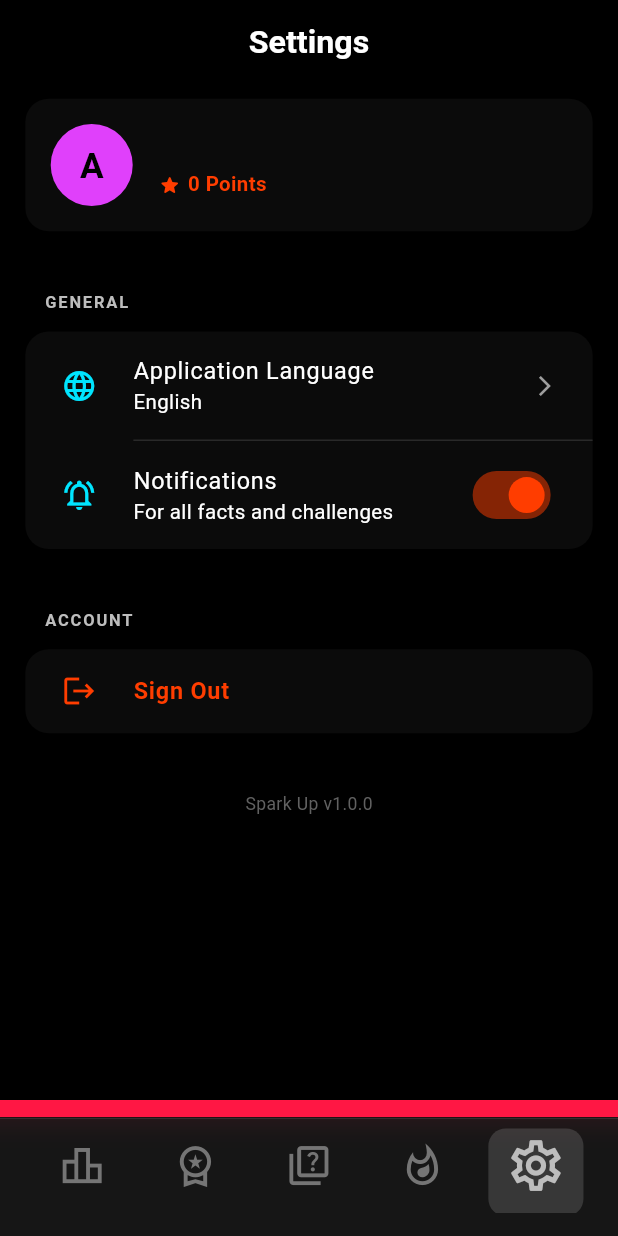
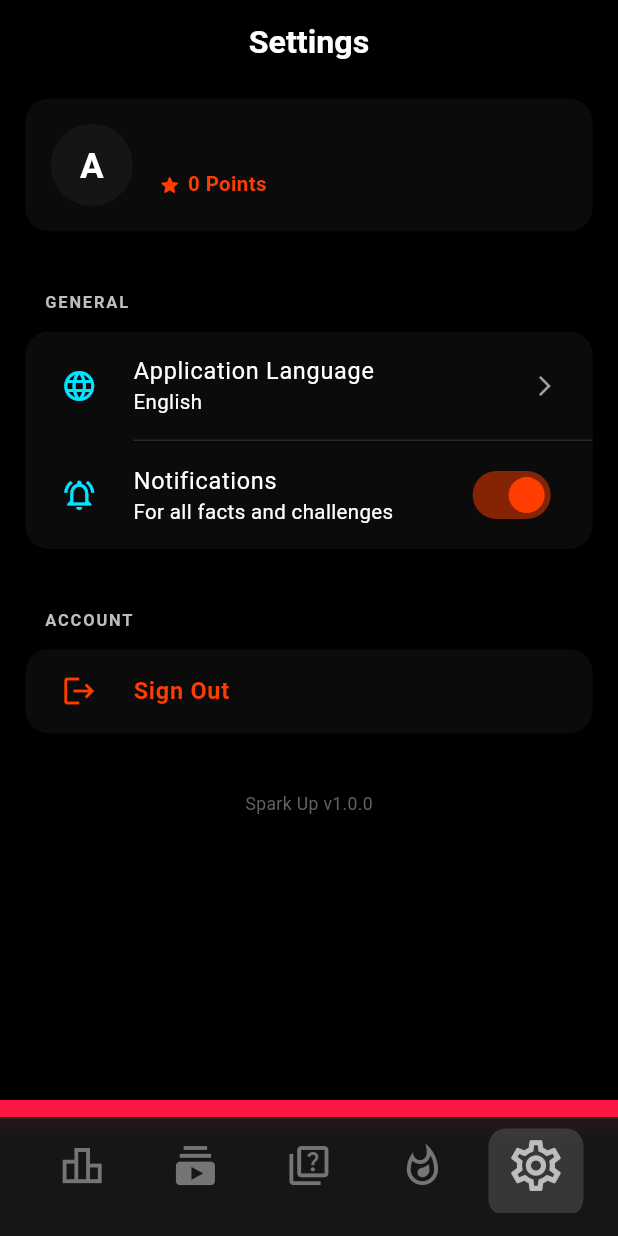
Before and after one commit to s4l1hs/SparkUp, a Flutter app: the screen it shows once a user with an empty profile is signed in, item 5 of the bottom bar chosen, on a phone screen of 412 x 824 dp. Run offline on Flutter 3.47's test engine with Material 3 defaults, Android fonts, the phone set to English and light mode, and no system bars; our stand-ins replace firebase_auth, firebase_core, firebase_messaging, flutter_screenutil, google_sign_in; accounts and stored records are empty; network calls fail.

Commit message:
Frontend Revisations

```diff
--- a/sparkup_app/lib/main_screen.dart
+++ b/sparkup_app/lib/main_screen.dart
@@ -43,7 +43,7 @@ class MainScreenState extends State<MainScreen> {
     final localizations = AppLocalizations.of(context)!;
     _navItems = [
       {'icon': Icons.leaderboard_outlined, 'label': localizations.navMainMenu},
-      {'icon': Icons.workspace_premium_outlined, 'label': localizations.subscriptions},
+      {'icon': Icons.subscriptions, 'label': localizations.subscriptions}, // daha uygun simge
       {'icon': Icons.quiz_outlined, 'label': localizations.navQuiz},
       {'icon': Icons.whatshot_outlined, 'label': localizations.navChallenge},
       {'icon': Icons.settings_outlined, 'label': localizations.navSettings},
--- a/sparkup_app/lib/pages/leaderboard_page.dart
+++ b/sparkup_app/lib/pages/leaderboard_page.dart
@@ -348,10 +348,10 @@ class _LeaderboardPageState extends State<LeaderboardPage> with TickerProviderSt
                                         children: [
                                           CircleAvatar(
                                             radius: 18.r,
-                                            backgroundColor: theme.colorScheme.tertiary,
+                                            backgroundColor: theme.colorScheme.surfaceVariant,
                                             child: Text(
                                               (_displayName(_currentUserEntry!).isNotEmpty) ? _displayName(_currentUserEntry!)[0].toUpperCase() : 'A',
-                                              style: TextStyle(fontSize: 16.sp, color: theme.colorScheme.onTertiary, fontWeight: FontWeight.bold),
+                                              style: TextStyle(fontSize: 16.sp, color: theme.colorScheme.onSurfaceVariant, fontWeight: FontWeight.bold),
                                             ),
                                           ),
                                           SizedBox(width: 10.w),
--- a/sparkup_app/lib/pages/settings_page.dart
+++ b/sparkup_app/lib/pages/settings_page.dart
@@ -71,10 +71,10 @@ class _SettingsPageState extends State<SettingsPage> with SingleTickerProviderSt
         // changed: prefer Firebase displayName, then backend username, then email
         final firebaseName = FirebaseAuth.instance.currentUser?.displayName;
         final backendUsername = (profile['username'] as String?) ?? '';
-        final fallbackEmail = (profile['email'] as String?) ?? 'Anonymous';
+        // do not use email as fallback — show username (or Firebase displayName) only
         setState(() {
           _currentLanguageCode = profile['language_code'] ?? 'en';
-          _username = (firebaseName != null && firebaseName.isNotEmpty) ? firebaseName : (backendUsername.isNotEmpty ? backendUsername : fallbackEmail);
+          _username = (firebaseName != null && firebaseName.isNotEmpty) ? firebaseName : (backendUsername.isNotEmpty ? backendUsername : null);
           _userScore = profile['score'] ?? 0;
           _notificationsEnabled = profile['notifications_enabled'] ?? true;
         });
@@ -197,10 +197,10 @@ class _SettingsPageState extends State<SettingsPage> with SingleTickerProviderSt
                 // changed: profile picture is first letter of username
                 CircleAvatar(
                   radius: 28.r,
-                  backgroundColor: theme.colorScheme.tertiary,
+                  backgroundColor: theme.colorScheme.surfaceVariant,
                   child: Text(
                     (displayName != null && displayName.isNotEmpty) ? displayName[0].toUpperCase() : 'A',
-                    style: TextStyle(fontSize: 24.sp, color: theme.colorScheme.onTertiary, fontWeight: FontWeight.bold),
+                    style: TextStyle(fontSize: 24.sp, color: theme.colorScheme.onSurfaceVariant, fontWeight: FontWeight.bold),
                   ),
                 ),
                 SizedBox(width: 16.w),
--- a/sparkup_app/lib/providers/user_provider.dart
+++ b/sparkup_app/lib/providers/user_provider.dart
@@ -78,7 +78,8 @@ class UserProfile {
 
   factory UserProfile.fromJson(Map<String, dynamic> json) {
     return UserProfile(
-      username: json['username'] as String? ?? json['email'] as String?,
+      // do not fall back to email — keep username null if backend didn't provide it
+      username: json['username'] as String?,
       score: (json['score'] as num?)?.toInt() ?? 0,
       currentStreak: (json['current_streak'] as num?)?.toInt() ?? 0,
       subscriptionLevel: (json['subscription_level'] as String?) ?? 'free',
```
